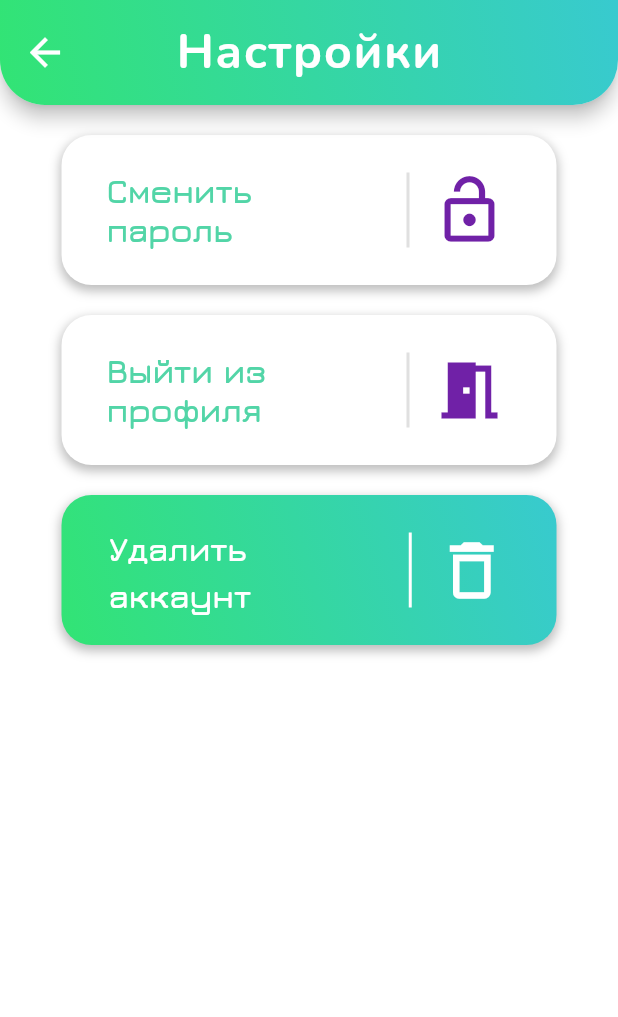
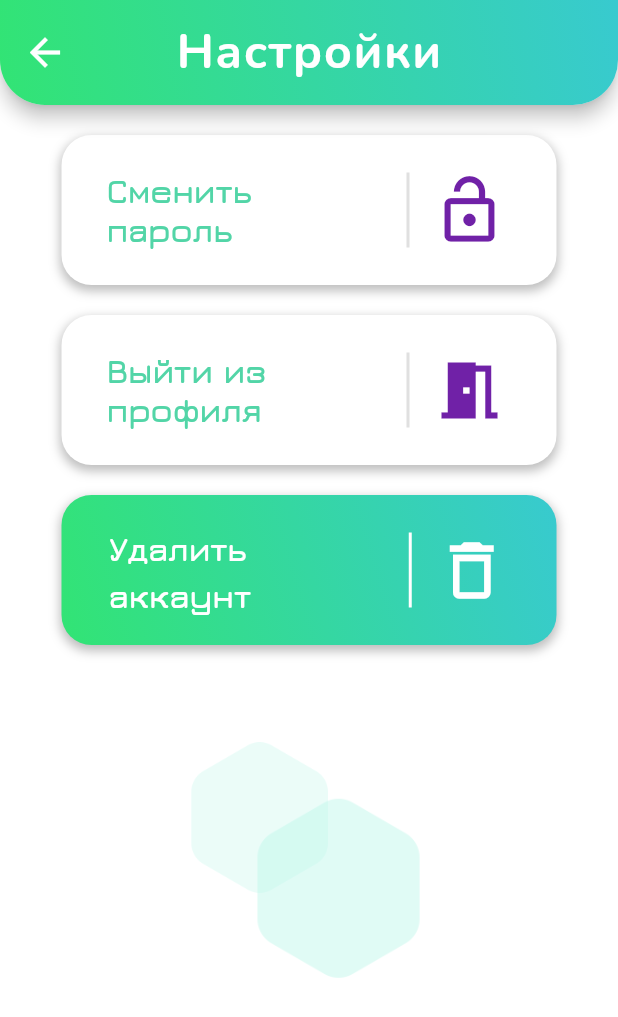
Before and after one commit to Proman2702/mppo_app, a Flutter app: the SettingsPage screen opened by its route, on a phone screen of 412 x 824 dp. Shown: the top 1017 px of the screen. Run offline on Flutter 3.47's test engine with Material 3 defaults, Android fonts, the light colour scheme and no system bars; our stand-ins replace cloud_firestore, firebase_auth, firebase_core, fl_chart, flutter_svg, qr_flutter and 1 more; missing offline and left inert: external_path, mobile_scanner; accounts and stored records are empty.

Commit message:
bug fix 2

```diff
--- a/lib/features/settings/settings_page.dart
+++ b/lib/features/settings/settings_page.dart
@@ -1,6 +1,7 @@
 // ignore_for_file: prefer_const_constructors, prefer_const_literals_to_create_immutables, unused_import
 
 import 'dart:developer';
+import 'dart:math' as math;
 
 import 'package:mppo_app/etc/colors/colors.dart';
 import 'package:mppo_app/etc/colors/gradients/background.dart';
@@ -238,7 +239,36 @@ class _SettingsPageState extends State<SettingsPage> {
                       ],
                     ),
                   ),
-                )
+                ),
+                SizedBox(height: 50),
+                Stack(
+                  children: [
+                    Padding(
+                        padding: EdgeInsets.only(left: 40, top: 35),
+                        child: Transform.rotate(
+                          angle: 2 * math.pi,
+                          child: Image.asset(
+                            "assets/images/hexagon_grad.png",
+                            scale: 1.6,
+                            opacity: const AlwaysStoppedAnimation(0.45),
+                            alignment: Alignment.center,
+                            color: Color.fromARGB(255, 187, 246, 233),
+                          ),
+                        )),
+                    Padding(
+                        padding: EdgeInsets.only(right: 0, bottom: 0),
+                        child: Transform.rotate(
+                          angle: 2 * math.pi,
+                          child: Image.asset(
+                            "assets/images/hexagon_grad.png",
+                            scale: 1.9,
+                            opacity: const AlwaysStoppedAnimation(0.3),
+                            alignment: Alignment.center,
+                            color: Color.fromARGB(255, 187, 246, 233),
+                          ),
+                        )),
+                  ],
+                ),
               ],
             ),
           ),
--- a/lib/features/stats/buying_list_page.dart
+++ b/lib/features/stats/buying_list_page.dart
@@ -119,10 +119,12 @@ class _HistoryPageState extends State<HistoryPage> {
                                           color: Color(0xFF32E474),
                                           fontSize: 24,
                                           fontWeight: FontWeight.bold,
-                                          height: 1.6),
+                                          height: 1.2),
                                     ),
                                   ),
-                                  SizedBox(
+                                  Container(
+                                    alignment: Alignment.centerLeft,
+                                    padding: EdgeInsets.only(bottom: 5),
                                     height: 40,
                                     child: SingleChildScrollView(
                                       scrollDirection: Axis.vertical,
```
Also changed, not shown: lib/features/stats/stats_page.dart (+10 -2 lines).
